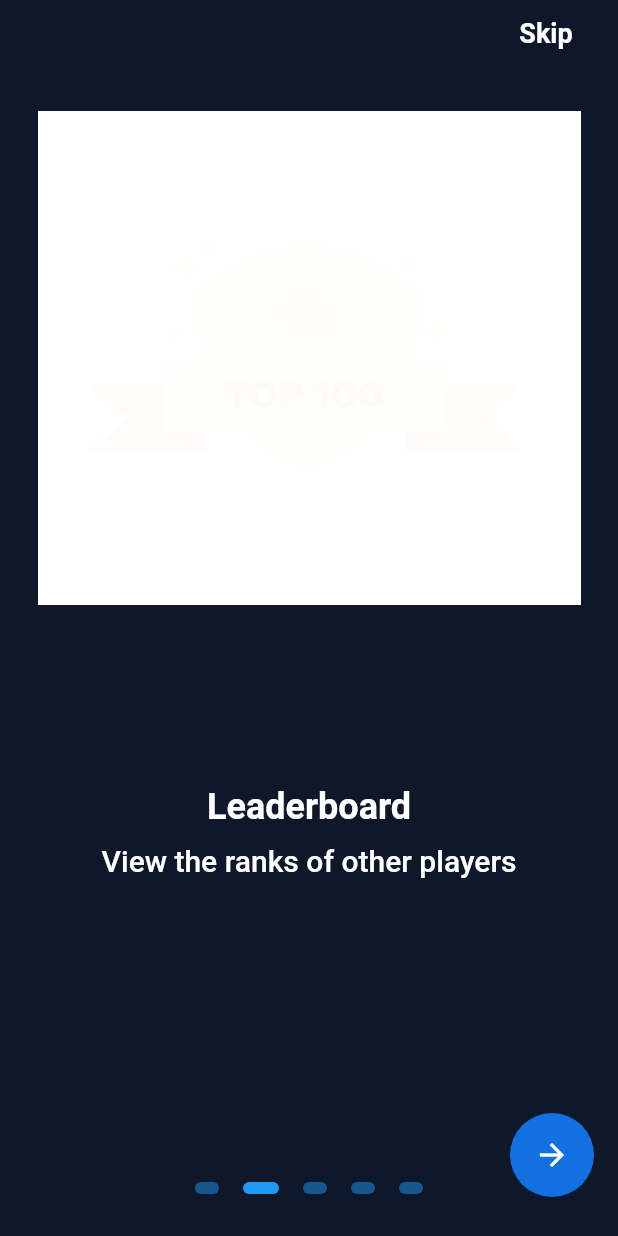
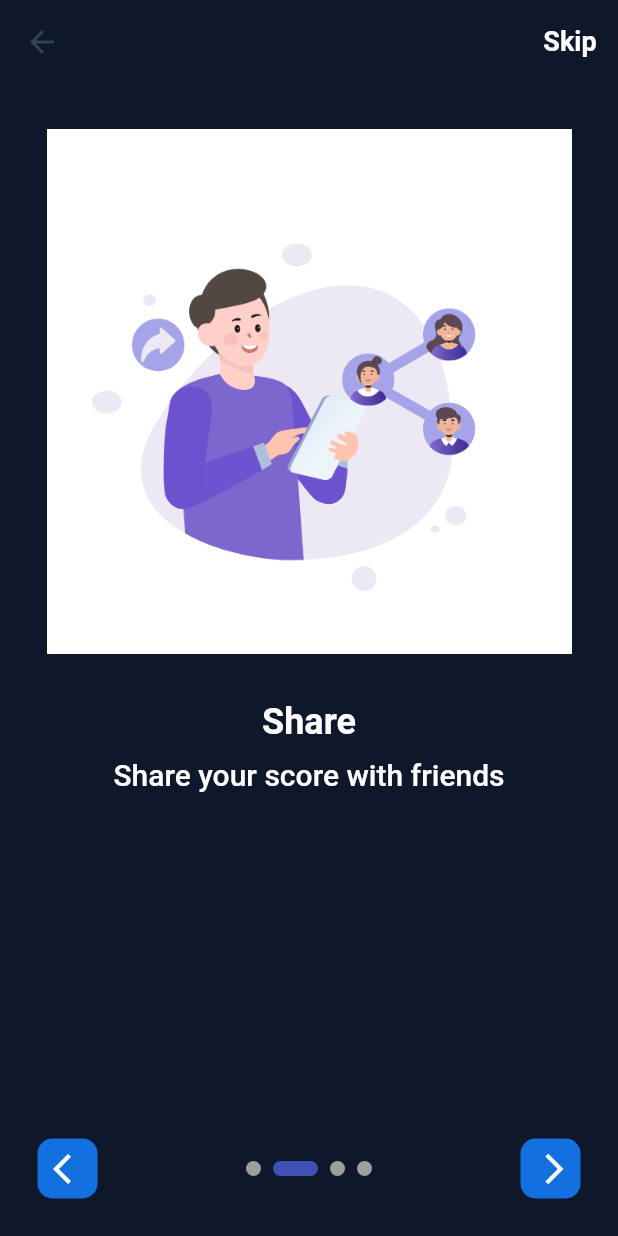
Before and after one commit to Kings-Samuel/FPL-Wordle, a Flutter app: the OnboardingScreen screen opened directly, swiped to page 2, on a phone screen of 412 x 824 dp. Run offline on Flutter 3.47's test engine with Material 2 defaults, Android fonts, the light colour scheme and no system bars; drawn by our look-alikes of flutter_animate, flutter_onboarding_slider, smooth_page_indicator; our stand-ins replace appwrite, email_validator, firebase_core, flutter_native_splash, flutter_secure_storage, google_fonts and 4 more; missing offline and left inert: animated_neumorphic, animated_snack_bar, awesome_icons, connection_notifier, ms_material_color, random_avatar and 1 more; accounts and stored records are empty; Roboto replaces fonts that are missing (Ntr); statements that could not run were skipped.

Commit message:
onboarding responsiveness

```diff
--- a/lib/helpers/widgets/custom_texts.dart
+++ b/lib/helpers/widgets/custom_texts.dart
@@ -6,12 +6,17 @@ Text headingText({
   Color color = Colors.white,
   double fontSize = 22,
   int variation = 1,
+  TextAlign textAlign = TextAlign.left,
 }) {
   return Text(text,
+      textAlign: textAlign,
       style: variation == 1
-          ? GoogleFonts.ntr(color: color, fontSize: fontSize, fontWeight: FontWeight.bold)
+          ? GoogleFonts.ntr(color: color, fontSize: fontSize, fontWeight: FontWeight.bold, height: 1.2)
           : variation == 2
-              ? GoogleFonts.pacifico(color: color, fontSize: fontSize)
+              ? GoogleFonts.pacifico(
+                  color: color,
+                  fontSize: fontSize,
+                )
               : GoogleFonts.montserrat(
                   color: color,
                   fontSize: fontSize,
@@ -35,6 +40,7 @@ Text bodyText(
   return Text(
     text,
     textAlign: textAlign,
-    style: GoogleFonts.ntr(color: color, fontSize: fontSize, fontWeight: bold ? FontWeight.bold : FontWeight.w500),
+    style: GoogleFonts.ntr(
+        color: color, fontSize: fontSize, fontWeight: bold ? FontWeight.bold : FontWeight.w500, height: 1.2),
   );
 }
--- a/lib/main.dart
+++ b/lib/main.dart
@@ -158,7 +158,7 @@ class _AuthFlowState extends State<AuthFlow> {
         transitioner(const HomeScreen(), context, replacement: true);
       }
     } else {
-      FlutterNativeSplash.remove();
+      if (!kIsWeb)  FlutterNativeSplash.remove();
       transitioner(const OnboardingScreen(), context, replacement: true);
     }
   }
--- a/lib/screens/home_screen.dart
+++ b/lib/screens/home_screen.dart
@@ -78,19 +78,19 @@ class HomeScreenState extends State<HomeScreen> {
                             color: Colors.white.withOpacity(0.8),
                           ),
                       const SizedBox(height: 20),
-                      // leaderboard button
-                      customButton(context,
-                              icon: Icons.leaderboard,
-                              text: "Leaderboard",
-                              backgroundColor: Palette.cardHeaderGrey,
-                              onTap: () {})
-                          .animate(onPlay: (controller) => controller.repeat(period: 2000.ms))
-                          .shimmer(
-                            delay: 2000.ms,
-                            duration: 2000.ms,
-                            color: Colors.white.withOpacity(0.8),
-                          ),
-                      const SizedBox(height: 20),
+                      // // leaderboard button
+                      // customButton(context,
+                      //         icon: Icons.leaderboard,
+                      //         text: "Leaderboard",
+                      //         backgroundColor: Palette.cardHeaderGrey,
+                      //         onTap: () {})
+                      //     .animate(onPlay: (controller) => controller.repeat(period: 2000.ms))
+                      //     .shimmer(
+                      //       delay: 2000.ms,
+                      //       duration: 2000.ms,
+                      //       color: Colors.white.withOpacity(0.8),
+                      //     ),
+                      // const SizedBox(height: 20),
                       // shop button
                       customButton(context,
                               icon: FontAwesomeIcons.coins,
--- a/lib/screens/onboarding_screen.dart
+++ b/lib/screens/onboarding_screen.dart
@@ -1,208 +1,284 @@
+import 'package:animated_neumorphic/animated_neumorphic.dart';
 import 'package:flutter/material.dart';
-import 'package:flutter_onboarding_slider/flutter_onboarding_slider.dart';
-import 'package:fplwordle/helpers/utils/color_palette.dart';
-import 'package:fplwordle/helpers/utils/navigator.dart';
 import 'package:fplwordle/helpers/widgets/custom_texts.dart';
-import 'package:fplwordle/screens/home_screen.dart';
 import 'package:provider/provider.dart';
+import 'package:smooth_page_indicator/smooth_page_indicator.dart';
+import '../helpers/utils/color_palette.dart';
+import '../helpers/utils/navigator.dart';
+import '../providers/auth_provider.dart';
+import 'home_screen.dart';
 
-import '../providers/auth_provider.dart';
+class OnboardingScreen extends StatefulWidget {
+  const OnboardingScreen({Key? key}) : super(key: key);
 
-class OnboardingScreen extends StatelessWidget {
-  const OnboardingScreen({Key? key}) : super(key: key);
+  @override
+  State<OnboardingScreen> createState() => _OnboardingScreenState();
+}
+
+class _OnboardingScreenState extends State<OnboardingScreen> {
+  final PageController _controller = PageController(initialPage: 0);
+  bool _canShow = false;
+  final List<Intro> _introList = [
+    Intro(title: 'Welcome to FPL Wordle', subtitle: 'Daily Puzzle \n20 lives \n3 hints', image: 'assets/cards.png'),
+    // Intro(title: 'Leaderboard', subtitle: 'View the ranks of other players', image: 'assets/leaderboard.gif'),
+    Intro(title: 'Share', subtitle: 'Share your score with friends', image: 'assets/share.gif'),
+    Intro(title: 'Multiplayer Mode', subtitle: 'Play with friends online', image: 'assets/multiplayer.gif'),
+    Intro(
+        title: 'Go Unlimited',
+        subtitle: 'You can upgrade to enjoy unlimited number of puzzles in solo and multiplayer modes',
+        image: 'assets/premium.gif'),
+  ];
+
+  @override
+  void initState() {
+    super.initState();
+    Future.delayed(const Duration(microseconds: 800), () {
+      setState(() {
+        _canShow = true;
+      });
+    });
+    _controller.addListener(() {
+      setState(() {});
+    });
+  }
+
+  void onFinished(BuildContext context) {
+    var authProvider = context.read<AuthProvider>();
+    authProvider.completeOnboarding();
+    transitioner(const HomeScreen(), context, replacement: true);
+  }
 
   @override
   Widget build(BuildContext context) {
     return Scaffold(
-      body: OnBoardingSlider(
-        headerBackgroundColor: Colors.transparent,
-        finishButtonText: 'Proceed',
-        finishButtonStyle: const FinishButtonStyle(
-          backgroundColor: Palette.primary,
+        appBar: MediaQuery.of(context).size.width < 600
+            ? AppBar(
+                backgroundColor: Colors.transparent,
+                elevation: 0,
+                actions: [
+                  Visibility(
+                    visible: _canShow && _controller.page != _introList.length - 1,
+                    child: TextButton(
+                      onPressed: () => _controller.jumpToPage(_introList.length - 1),
+                      child: headingText(text: 'Skip', color: Colors.white, fontSize: 18),
                     ),
-        skipTextButton: headingText(text: 'Skip', color: Colors.white, fontSize: 18),
-        background: [
-          Container(
-            margin: const EdgeInsets.only(top: 30, left: 25),
-            height: MediaQuery.of(context).size.height / 2.5,
-            width: MediaQuery.of(context).size.width - 50,
+                  ),
+                ],
+              )
+            : null,
+        bottomNavigationBar: MediaQuery.of(context).size.width < 600
+            ? !_canShow
+                ? null
+                : AnimatedContainer(
+                    duration: const Duration(milliseconds: 500),
+                    curve: Curves.bounceInOut,
+                    height: 160,
+                    padding: const EdgeInsets.all(25),
+                    width: MediaQuery.of(context).size.width,
+                    color: Colors.transparent,
+                    child: Column(
+                      mainAxisAlignment: MainAxisAlignment.center,
+                      crossAxisAlignment: CrossAxisAlignment.center,
+                      children: [
+                        // finish button
+                        Visibility(
+                          visible: _controller.page == _introList.length - 1,
+                          child: InkWell(
+                            onTap: () => onFinished(context),
+                            child: AnimatedNeumorphicContainer(
+                                depth: 0,
+                                color: Palette.primary,
+                                width: MediaQuery.of(context).size.width - 100,
+                                height: 50,
+                                radius: 16.0,
+                                child: Center(
+                                  child: headingText(text: 'Continue', color: Colors.white),
+                                )),
+                          ),
+                        ),
+                        const Spacer(),
+                        // buttons and indicator
+                        Row(
+                          mainAxisAlignment: MainAxisAlignment.center,
+                          crossAxisAlignment: CrossAxisAlignment.center,
+                          children: [
+                            // back button
+                            Visibility(
+                              visible: _canShow && _controller.page != 0,
+                              child: InkWell(
+                                onTap: () {
+                                  _controller.previousPage(
+                                      duration: const Duration(milliseconds: 500), curve: Curves.ease);
+                                },
+                                child: Container(
                                   alignment: Alignment.center,
-            decoration: const BoxDecoration(
-              image: DecorationImage(
-                image: AssetImage('assets/cards.png'),
-                fit: BoxFit.fill,
+                                  height: 40,
+                                  width: 40,
+                                  padding: const EdgeInsets.only(left: 5),
+                                  decoration: BoxDecoration(
+                                    color: Palette.primary,
+                                    borderRadius: BorderRadius.circular(10),
+                                  ),
+                                  child: const Center(child: Icon(Icons.arrow_back_ios, color: Colors.white)),
                                 ),
                               ),
                             ),
-          Container(
-            margin: const EdgeInsets.only(top: 30, left: 25),
-            height: MediaQuery.of(context).size.height / 2.5,
-            width: MediaQuery.of(context).size.width - 50,
+                            const Spacer(),
+                            // page indicator
+                            SmoothPageIndicator(
+                                controller: _controller,
+                                count: _introList.length,
+                                effect: const ExpandingDotsEffect(
+                                  dotWidth: 10,
+                                  dotHeight: 10,
+                                ),
+                                onDotClicked: (index) {
+                                  _controller.animateToPage(index,
+                                      duration: const Duration(milliseconds: 500), curve: Curves.ease);
+                                }),
+                            const Spacer(),
+                            // next button
+                            Visibility(
+                              visible: _canShow && _controller.page != _introList.length - 1,
+                              child: InkWell(
+                                onTap: () {
+                                  _controller.nextPage(duration: const Duration(milliseconds: 500), curve: Curves.ease);
+                                },
+                                child: Container(
                                   alignment: Alignment.center,
-            decoration: const BoxDecoration(
-              image: DecorationImage(
-                image: AssetImage('assets/leaderboard.gif'),
-                fit: BoxFit.fill,
+                                  height: 40,
+                                  width: 40,
+                                  padding: const EdgeInsets.only(left: 5),
+                                  decoration: BoxDecoration(
+                                    color: Palette.primary,
+                                    borderRadius: BorderRadius.circular(10),
                                   ),
-            ),
-          ),
-          Container(
-            margin: const EdgeInsets.only(top: 30, left: 25),
-            height: MediaQuery.of(context).size.height / 2.5,
-            width: MediaQuery.of(context).size.width - 50,
-            alignment: Alignment.center,
-            decoration: const BoxDecoration(
-              image: DecorationImage(
-                image: AssetImage('assets/share.gif'),
-                fit: BoxFit.fill,
-              ),
-            ),
-          ),
-          Container(
-            margin: const EdgeInsets.only(top: 30, left: 25),
-            height: MediaQuery.of(context).size.height / 2.5,
-            width: MediaQuery.of(context).size.width - 50,
-            alignment: Alignment.center,
-            decoration: const BoxDecoration(
-              image: DecorationImage(
-                image: AssetImage('assets/multiplayer.gif'),
-                fit: BoxFit.fill,
-              ),
-            ),
-          ),
-          Container(
-            margin: const EdgeInsets.only(top: 30, left: 25),
-            height: MediaQuery.of(context).size.height / 2.5,
-            width: MediaQuery.of(context).size.width - 50,
-            alignment: Alignment.center,
-            decoration: const BoxDecoration(
-              image: DecorationImage(
-                image: AssetImage('assets/premium.gif'),
-                fit: BoxFit.fill,
+                                  child: const Center(child: Icon(Icons.arrow_forward_ios, color: Colors.white)),
                                 ),
                               ),
                             ),
                           ],
-        totalPage: 5,
-        speed: 1.8,
-        onFinish: () {
-          AuthProvider authProvider = context.read<AuthProvider>();
-          authProvider.completeOnboarding();
-          transitioner(const HomeScreen(), context, replacement: true);
+                        ),
+                      ],
+                    ),
+                  )
+            : null,
+        body: LayoutBuilder(
+          builder: (context, constraints) {
+            if (constraints.maxWidth < 600) {
+              return mobileView(context);
+            } else {
+              return desktopView(context);
+            }
+          },
+        ));
+  }
 
-          // dialogHelper(context, 'Create Account or Login',
-          //     'Your account is used to save your progress and to compete with other players.', [
-          //   // login button
-          //   TextButton(
-          //       onPressed: () {
-          //         authProvider.completeOnboarding();
-          //         popNavigator(context, rootNavigator: true);
-          //         pushReplacementNavigator(const LoginScreen(), context);
-          //       },
-          //       child: headingText(text: 'Sign In', color: Palette.primary, fontSize: 18)),
-          //   // signup button
-          //   TextButton(
-          //       onPressed: () {
-          //         authProvider.completeOnboarding();
-          //         popNavigator(context, rootNavigator: true);
-          //         pushReplacementNavigator(const SignupScreen(), context);
-          //       },
-          //       child: headingText(text: 'Sign Up', color: Palette.primary, fontSize: 18)),
-          //   // skip button
-          //   TextButton(
-          //       onPressed: () {
-          //         authProvider.completeOnboarding();
-          //         popNavigator(context, rootNavigator: true);
-          //         pushReplacementNavigator(const HomeScreen(), context);
-          //       },
-          //       child: headingText(text: 'Skip', color: Palette.primary, fontSize: 18)),
-          // ]);
-        },
-        pageBodies: [
-          Container(
-            padding: const EdgeInsets.symmetric(horizontal: 40),
-            child: Column(
-              children: <Widget>[
+  Widget mobileView(BuildContext context) {
+    return PageView.builder(
+      controller: _controller,
+      itemCount: _introList.length,
+      itemBuilder: (context, index) {
+        Intro intro = _introList[index];
+
+        return Column(children: [
           const SizedBox(
-                  height: 480,
+            height: 30,
           ),
           Center(
-                  child: headingText(text: 'Welcome to FPL Wordle', color: Colors.white, fontSize: 24),
+            child: Image.asset(
+              intro.image,
+              height: 350,
+              width: 350,
+            ),
+          ),
+          const SizedBox(
+            height: 30,
+          ),
+          headingText(text: intro.title, color: Colors.white, fontSize: 24),
+          const SizedBox(
+            height: 10,
+          ),
+          bodyText(text: intro.subtitle, fontSize: 20, textAlign: TextAlign.center),
+        ]);
+      },
+    );
+  }
+
+  Widget desktopView(BuildContext context) {
+    return Column(
+      mainAxisAlignment: MainAxisAlignment.center,
+      crossAxisAlignment: CrossAxisAlignment.center,
+      children: [
+        SizedBox(
+          height: 400,
+          child: Center(
+            child: ListView.separated(
+              shrinkWrap: true,
+              separatorBuilder: (context, index) => const SizedBox(width: 25),
+              scrollDirection: Axis.horizontal,
+              itemCount: _introList.length,
+              itemBuilder: (context, index) {
+                Intro intro = _introList[index];
+
+                return Center(
+                  child: AnimatedNeumorphicContainer(
+                      depth: 0,
+                      color: Palette.primary,
+                      width: 250,
+                      radius: 25.0,
+                      child: Container(
+                          padding: const EdgeInsets.all(10.0),
+                          width: 250,
+                          height: 360,
+                          child: Column(
+                            mainAxisAlignment: MainAxisAlignment.center,
+                            children: [
+                              Image.asset(
+                                intro.image,
+                                height: 200,
+                                width: 200,
                               ),
                               const SizedBox(
                                 height: 10,
                               ),
-                Center(
-                  child: bodyText(text: 'Daily Puzzle \n20 lives \n3 hints', fontSize: 20, textAlign: TextAlign.center),
-                )
-              ],
-            ),
-          ),
-          Container(
-            padding: const EdgeInsets.symmetric(horizontal: 40),
-            child: Column(
-              children: <Widget>[
-                const SizedBox(
-                  height: 480,
-                ),
-                headingText(text: 'Leaderboard', color: Colors.white, fontSize: 24),
+                              headingText(
+                                  text: intro.title, color: Colors.white, fontSize: 22, textAlign: TextAlign.center),
                               const SizedBox(
                                 height: 10,
                               ),
-                bodyText(text: 'View the ranks of other players', fontSize: 20, textAlign: TextAlign.center),
+                              bodyText(text: intro.subtitle, fontSize: 16, textAlign: TextAlign.center),
                             ],
+                          ))),
+                );
+              },
             ),
           ),
-          Container(
-            padding: const EdgeInsets.symmetric(horizontal: 40),
-            child: Column(
-              children: <Widget>[
+        ),
         const SizedBox(
-                  height: 480,
+          height: 50,
         ),
-                headingText(text: 'Share', color: Colors.white, fontSize: 24),
-                const SizedBox(
-                  height: 10,
+        Center(
+          child: AnimatedNeumorphicContainer(
+              depth: 0,
+              color: Palette.primary,
+              width: 250,
+              height: 50,
+              radius: 16.0,
+              child: InkWell(
+                onTap: () => onFinished(context),
+                child: Center(
+                  child: headingText(text: 'Continue', color: Colors.white),
                 ),
-                bodyText(text: 'Share your score with friends', fontSize: 20, textAlign: TextAlign.center),
+              )),
+        )
       ],
-            ),
-          ),
-          Container(
-            padding: const EdgeInsets.symmetric(horizontal: 40),
-            child: Column(
-              children: <Widget>[
-                const SizedBox(
-                  height: 480,
-                ),
-                headingText(text: 'Multiplayer Mode', color: Colors.white, fontSize: 24),
-                const SizedBox(
-                  height: 10,
-                ),
-                bodyText(text: 'Play with friends online', fontSize: 20, textAlign: TextAlign.center),
-              ],
-            ),
-          ),
-          Container(
-            padding: const EdgeInsets.symmetric(horizontal: 40),
-            child: Column(
-              children: <Widget>[
-                const SizedBox(
-                  height: 480,
-                ),
-                headingText(text: 'Go Unlimited', color: Colors.white, fontSize: 24),
-                const SizedBox(
-                  height: 10,
-                ),
-                bodyText(
-                    text: 'You can upgrade to enjoy unlimited number of puzzles in solo and multiplayer modes',
-                    fontSize: 20,
-                    textAlign: TextAlign.center),
-              ],
-            ),
-          ),
-        ],
-      ),
     );
   }
 }
+
+class Intro {
+  String title, subtitle, image;
+
+  Intro({required this.title, required this.subtitle, required this.image});
+}
--- a/pubspec.yaml
+++ b/pubspec.yaml
@@ -23,7 +23,6 @@ dependencies:
     sdk: flutter
   flutter_animate: ^4.1.1+1
   flutter_native_splash: ^2.2.19
-  flutter_onboarding_slider: ^1.0.9
   flutter_secure_storage: ^8.0.0
   google_fonts: ^4.0.3
   loading_animation_widget: ^1.2.0+4
@@ -32,6 +31,7 @@ dependencies:
   provider: ^6.0.5
   random_avatar: ^0.0.8
   shimmer_animation: ^2.1.0+1
+  smooth_page_indicator: ^1.1.0
   transitioner: ^0.1.0
   url_launcher: ^6.1.10
   url_strategy: ^0.2.0
```
Also changed, not shown: pubspec.lock, 1 other file. Lines whose indentation alone changed are shown as unchanged.
